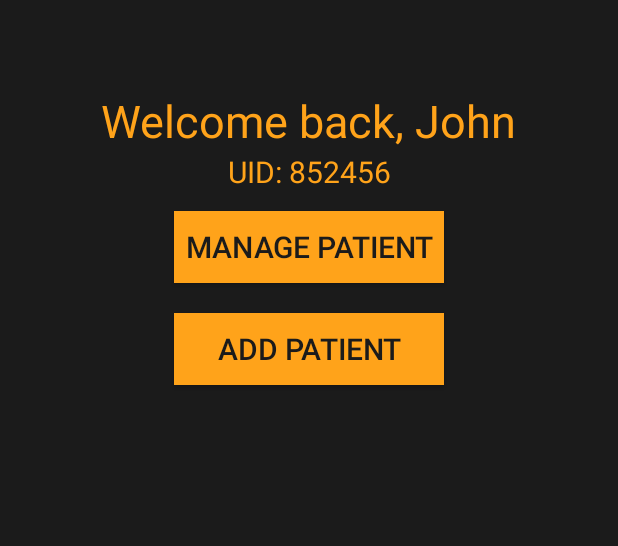
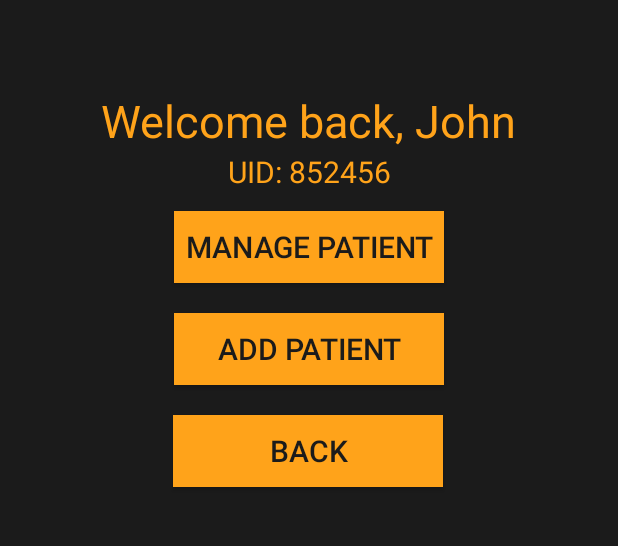
Before and after one commit to KazeShikaru/GitDrugged, an Android app: the screen it shows after launch (MainActivity), after a tap on "TEST DOCTOR ACCOUNT", on a phone screen of 412 x 824 dp, the part 497-1043 px from its top. Run offline under Robolectric (Android 15) with nearby library versions, the phone set to English and light mode, and no system bars; Roboto replaces fonts that are not available here.

Commit message:
Color Fix

```diff
--- a/app/src/main/res/layout/activity_main_doc.xml
+++ b/app/src/main/res/layout/activity_main_doc.xml
@@ -131,5 +131,20 @@
         app:layout_constraintTop_toBottomOf="@id/pad2"
         />
 
+    <Button
+        android:id="@+id/btn_back"
+        android:layout_width="180dp"
+        android:layout_height="wrap_content"
+        android:layout_marginTop="68dp"
+        android:background="@color/PHOrange"
+        android:onClick="returnToMain"
+        android:text="back"
+        android:textColor="@color/PHBlack"
+        android:textSize="20dp"
+        app:layout_constraintHorizontal_bias="0.497"
+        app:layout_constraintLeft_toLeftOf="parent"
+        app:layout_constraintRight_toRightOf="parent"
+        app:layout_constraintTop_toBottomOf="@id/pad2" />
+
 
 </androidx.constraintlayout.widget.ConstraintLayout>
```
